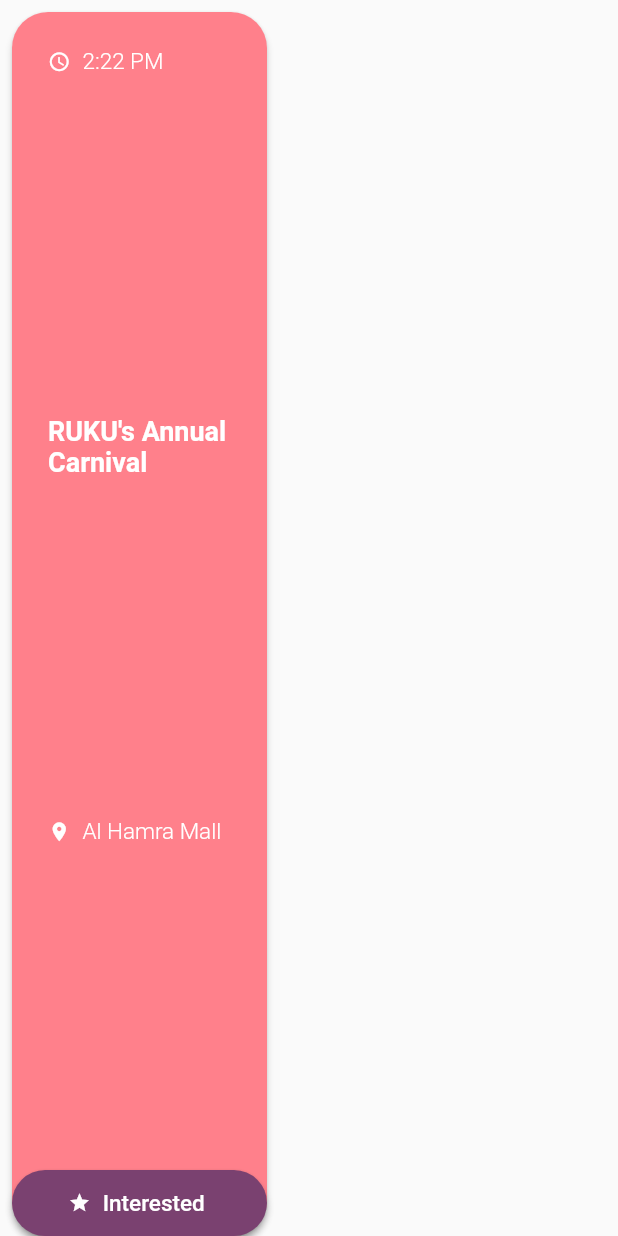
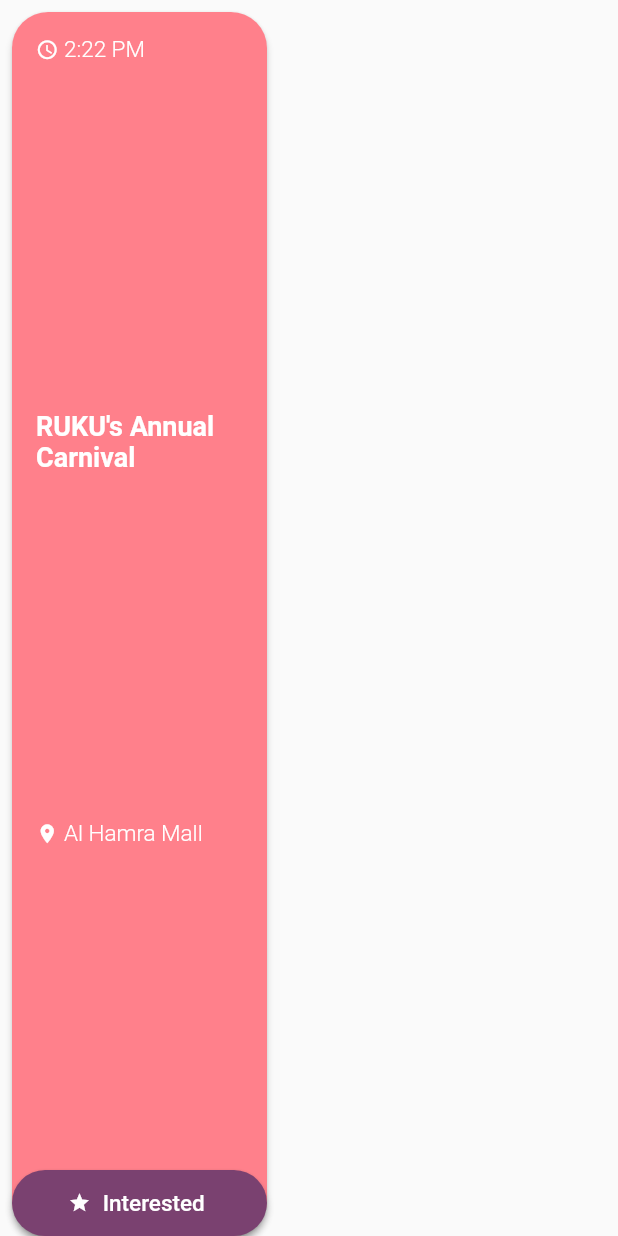
Before and after one commit to maxiin/MeetIn, a Flutter app: the DailyEvent widget shown alone on an empty page, opened directly with sample values from the repository, on a phone screen of 412 x 824 dp. Run offline on Flutter 3.47's test engine with Material 2 defaults, Android fonts, the phone set to English and light mode, and no system bars; our stand-ins replace faker, flutter_slidable, geolocator, google_maps_flutter, image_cropper, image_picker and 1 more; missing offline and left inert: flutter_google_places, google_maps_webservice; statements that could not run were skipped.

Commit message:
fixing visual bugs on events card

```diff
--- a/lib/components/eventCard.dart
+++ b/lib/components/eventCard.dart
@@ -21,12 +21,15 @@ class DailyEvent extends StatelessWidget {
           size: textSize,
           color: clearColor,
         ),
-        SizedBox(width: 8),
-        ClearText(formattedDate(), color: clearColor),
+        ClearText(' ' + formattedDate(), color: clearColor),
       ],
     );
 
-    final title = MainText(event.name, color: clearColor);
+    final title = MainText(
+      event.name,
+      color: clearColor,
+      lines: 4,
+    );
 
     final location = Row(
       children: <Widget>[
@@ -35,8 +38,7 @@ class DailyEvent extends StatelessWidget {
           size: textSize,
           color: clearColor,
         ),
-        SizedBox(width: 8),
-        ClearText(event.placeName, color: clearColor),
+        Flexible(child: ClearText(' ' + event.placeName, color: clearColor)),
       ],
     );
 
@@ -95,11 +97,11 @@ class DailyEvent extends StatelessWidget {
                 borderRadius: BorderRadius.circular(24),
               ),
               onPressed: open,
-              padding: EdgeInsets.only(left: 24, top: 24, bottom: 24),
+              padding: EdgeInsets.all(16),
               color: primaryColor,
               child: Column(
                 mainAxisAlignment: MainAxisAlignment.spaceBetween,
-                children: <Widget>[time, title, location, SizedBox(height: 10)],
+                children: <Widget>[time, title, location, SizedBox(height: 12)],
               ),
             ),
           ),
--- a/lib/utils/design.dart
+++ b/lib/utils/design.dart
@@ -35,12 +35,13 @@ class TitleText extends StatelessWidget {
   }
 }
 
-// Bigger and stronger texts but not as important as titles
+/// Bigger and stronger texts but not as important as titles
 class MainText extends StatelessWidget {
   final String text;
   final Color color;
+  final int lines;
 
-  MainText(this.text, {this.color});
+  MainText(this.text, {this.color, this.lines});
 
   @override
   Widget build(BuildContext context) {
@@ -51,11 +52,13 @@ class MainText extends StatelessWidget {
         fontWeight: titleWeight,
         fontSize: mainTextSize,
       ),
+      maxLines: lines == null ? 1 : lines,
+      overflow: TextOverflow.ellipsis,
     );
   }
 }
 
-// small and light text for simple info
+/// small and light text for simple info
 class ClearText extends StatelessWidget {
   final String text;
   final Color color;
@@ -70,11 +73,12 @@ class ClearText extends StatelessWidget {
       style:
           TextStyle(color: color, fontWeight: descWeight, fontSize: textSize),
       textAlign: align == null ? TextAlign.start : align,
+      overflow: TextOverflow.ellipsis,
     );
   }
 }
 
-// General text
+/// General text
 class DescriptionText extends StatelessWidget {
   final String text;
   final Color color;
@@ -88,6 +92,7 @@ class DescriptionText extends StatelessWidget {
       text,
       style: TextStyle(color: color, fontSize: mainTextSize),
       textAlign: align == null ? TextAlign.start : align,
+      overflow: TextOverflow.ellipsis,
     );
   }
 }
```
